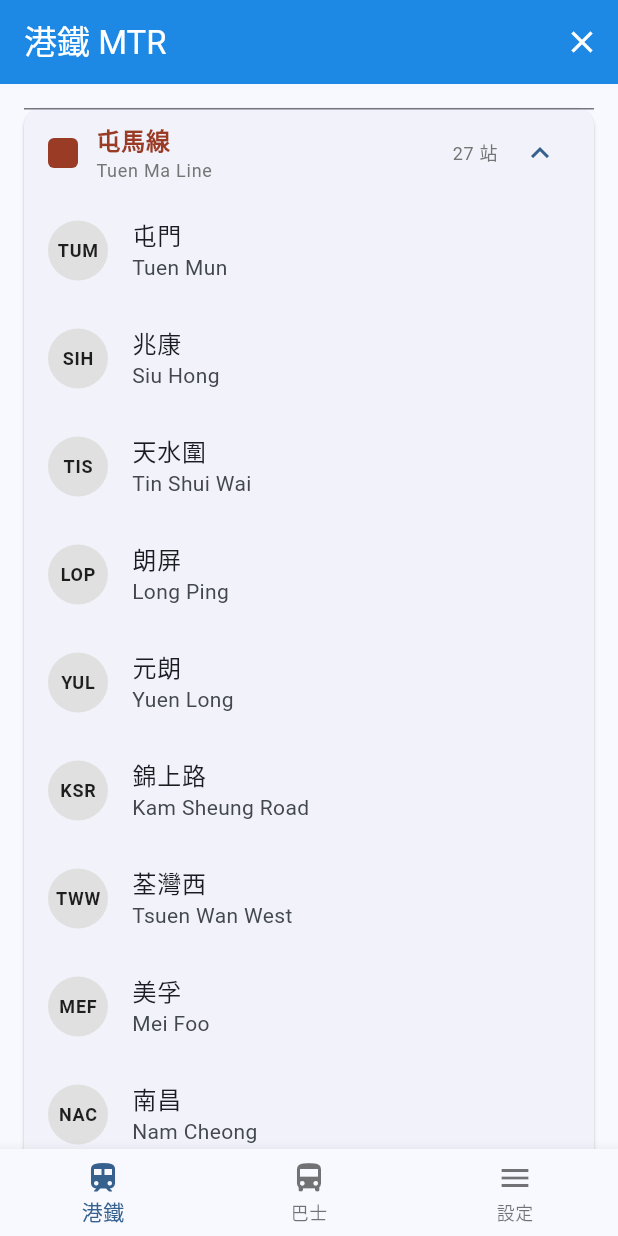
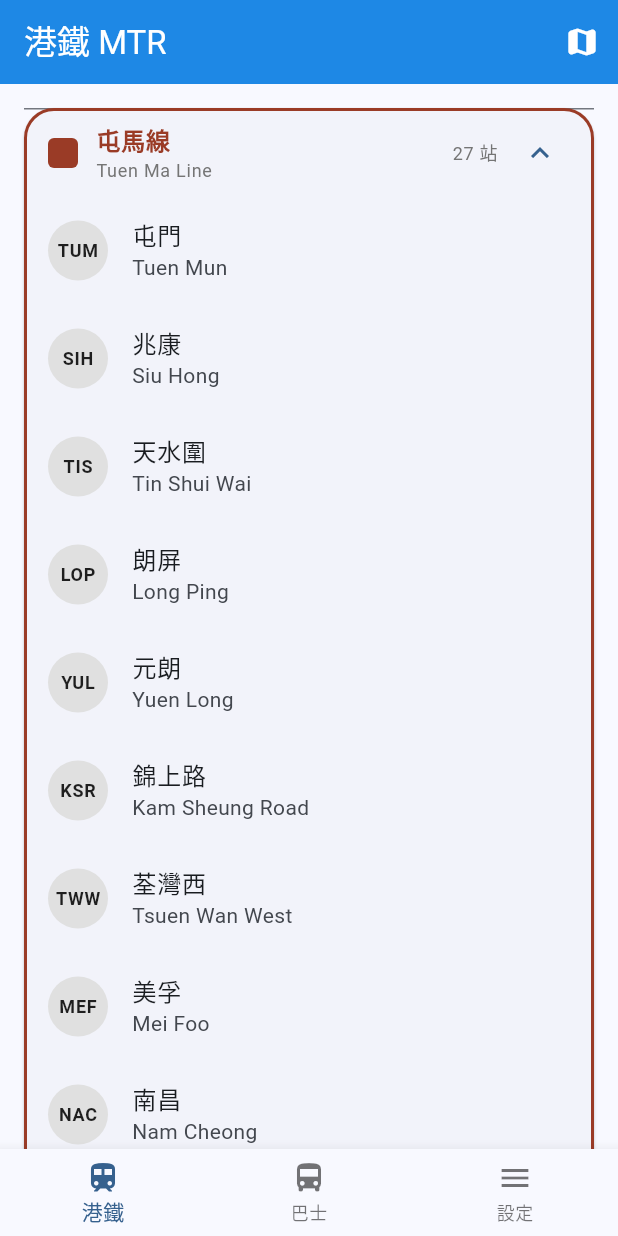
Before and after one commit to rabb17chi/hk_transport_app, a Flutter app: the screen it shows after launch, after a tap on "屯馬線", on a phone screen of 412 x 824 dp. Run offline on Flutter 3.47's test engine with Material 3 defaults, Android fonts, the phone set to English and light mode, and no system bars; our stand-ins replace shared_preferences, vibration; network calls fail.

Commit message:
mtr 優化

```diff
--- a/lib/components/mtr/mtr_list_screen.dart
+++ b/lib/components/mtr/mtr_list_screen.dart
@@ -1,6 +1,8 @@
 import 'package:flutter/material.dart';
 import '../../scripts/mtr/mtr_data.dart';
 import '../../scripts/mtr/mtr_schedule_service.dart';
+import '../../scripts/mtr/mtr_station_order.dart';
+import '../../scripts/vibration_helper.dart';
 import 'mtr_schedule_dialog.dart';
 
 /// MTR 列表式車站選擇界面
@@ -17,7 +19,6 @@
   String? selectedStation;
   String? selectedStationId;
   String? selectedLineCode;
-  String searchQuery = '';
   String? currentLineCode; // 當前選擇的線路代碼
 
   @override
@@ -29,52 +30,24 @@
         foregroundColor: Colors.white,
         actions: [
           IconButton(
-            icon: const Icon(Icons.clear),
-            onPressed: () {
-              setState(() {
-                selectedStation = null;
-                selectedStationId = null;
-                selectedLineCode = null;
-                currentLineCode = null;
-                searchQuery = '';
-              });
+            icon: const Icon(Icons.map_rounded),
+            onPressed: () async {
+              // 觸發中等振動
+              await VibrationHelper.mediumVibrate();
+
+              ScaffoldMessenger.of(context).showSnackBar(
+                const SnackBar(
+                  content: Text('模式切換'),
+                  duration: Duration(seconds: 2),
+                ),
+              );
             },
-            tooltip: '清除選擇',
+            tooltip: '模式切換',
           )
         ],
       ),
       body: Column(
         children: [
-          // 搜索欄
-          // Padding(
-          //   padding: const EdgeInsets.all(16.0),
-          //   child: TextField(
-          //     decoration: const InputDecoration(
-          //       hintText: '搜尋車站...',
-          //       prefixIcon: Icon(Icons.search),
-          //       border: OutlineInputBorder(),
-          //     ),
-          //     onChanged: (value) {
-          //       setState(() {
-          //         searchQuery = value;
-          //       });
-          //     },
-          //   ),
-          // ),
-
-          // 已選擇車站信息
-          // if (selectedStation != null &&
-          //     selectedStationId != null &&
-          //     selectedLineCode != null)
-          //   MTRScheduleWidget(
-          //     lineCode: selectedLineCode!,
-          //     stationId: selectedStationId!,
-          //     stationNameTc: selectedStation!,
-          //     stationNameEn:
-          //         MTRData.mtrStations[selectedStationId!]?['nameEn'] ?? '',
-          //   ),
-
-          // 車站列表
           Expanded(
             child: _buildStationList(),
           ),
@@ -99,8 +72,7 @@
       }
     }
 
-    // 如果沒有搜索查詢，顯示所有線路
-    if (searchQuery.isEmpty) {
+    // 顯示所有線路
     return ListView.builder(
       padding: const EdgeInsets.all(16),
       itemCount: stationsByLine.length,
@@ -111,68 +83,6 @@
         return _buildLineSection(lineCode, stations);
       },
     );
-    } else {
-      // 搜索模式：顯示匹配的車站
-      final matchingStations = MTRData.mtrStations.values
-          .where((station) =>
-              station['nameTc']!.contains(searchQuery) ||
-              station['fullName']!
-                  .toLowerCase()
-                  .contains(searchQuery.toLowerCase()))
-          .toList();
-
-      if (matchingStations.isEmpty) {
-        return const Center(
-          child: Padding(
-            padding: EdgeInsets.all(32),
-            child: Column(
-              mainAxisAlignment: MainAxisAlignment.center,
-              children: [
-                Icon(
-                  Icons.search_off,
-                  size: 64,
-                  color: Colors.grey,
-                ),
-                SizedBox(height: 16),
-                Text(
-                  '找不到匹配的車站',
-                  style: TextStyle(
-                    fontSize: 18,
-                    fontWeight: FontWeight.bold,
-                    color: Colors.grey,
-                  ),
-                ),
-                SizedBox(height: 8),
-                Text(
-                  '請嘗試其他關鍵字',
-                  style: TextStyle(
-                    color: Colors.grey,
-                  ),
-                ),
-              ],
-            ),
-          ),
-        );
-      }
-
-      return ListView.builder(
-        padding: const EdgeInsets.all(16),
-        itemCount: matchingStations.length,
-        itemBuilder: (context, index) {
-          final station = matchingStations[index];
-          // 從車站數據中查找對應的key
-          String? stationKey;
-          for (final entry in MTRData.mtrStations.entries) {
-            if (entry.value == station) {
-              stationKey = entry.key;
-              break;
-            }
-          }
-          return _buildStationTile(
-              station, stationKey ?? '', currentLineCode ?? '');
-        },
-      );
-    }
   }
 
   Widget _buildLineSection(
@@ -186,7 +96,12 @@
 
     return Card(
       margin: const EdgeInsets.only(bottom: 16),
+      shape: RoundedRectangleBorder(
+        borderRadius: BorderRadius.circular(20),
+        side: BorderSide(color: lineColor, width: 2),
+      ),
       child: ExpansionTile(
+        initiallyExpanded: false,
         title: Row(
           children: [
             Container(
@@ -233,7 +148,10 @@
             ),
           ],
         ),
-        onExpansionChanged: (isExpanded) {
+        onExpansionChanged: (isExpanded) async {
+          // 觸發輕微振動
+          await VibrationHelper.lightVibrate();
+
           if (isExpanded) {
             // 當展開線路時，設定當前線路代碼
             setState(() {
@@ -243,12 +161,31 @@
               selectedStationId = null;
               selectedLineCode = null;
             });
-            print('=== 線路選擇 ===');
-            print('$lineCode ($lineNameTc) ($lineNameEn)');
-            print('===============');
+
+            // 輸出所選路線的 lineCode
+            print('=== 選擇線路 ===');
+            print('線路代碼: $lineCode');
+            print('線路名稱: ${lineData?['fullNameTc'] ?? lineCode}');
+            print('================');
+          } else {
+            // 當關閉線路時，清除當前線路代碼
+            setState(() {
+              if (currentLineCode == lineCode) {
+                currentLineCode = null;
+                selectedStation = null;
+                selectedStationId = null;
+                selectedLineCode = null;
+              }
+            });
           }
         },
-        children: stations.map((station) {
+        children: () {
+          // 使用新的排序邏輯
+          final sortedStations =
+              MTRStationOrder.sortStationsByLine(lineCode, stations);
+
+          // 轉換為 Widget
+          return sortedStations.map((station) {
             // 從車站數據中查找對應的key
             String? stationKey;
             for (final entry in MTRData.mtrStations.entries) {
@@ -258,7 +195,8 @@
               }
             }
             return _buildStationTile(station, stationKey ?? '', lineCode);
-        }).toList(),
+          }).toList();
+        }(),
       ),
     );
   }
@@ -302,7 +240,10 @@
               color: _getLineColor(lineCode),
             )
           : null,
-      onTap: () {
+      onTap: () async {
+        // 觸發中等振動
+        await VibrationHelper.mediumVibrate();
+
         _selectStation(stationNameTc, stationKey, lineCode);
       },
     );
@@ -310,15 +251,14 @@
 
   void _selectStation(
       String stationName, String stationId, String lineCode) async {
-    // 檢查是否有選擇的線路
-    if (currentLineCode == null) {
-      ScaffoldMessenger.of(context).showSnackBar(
-        const SnackBar(
-          content: Text('請先選擇線路'),
-          duration: Duration(seconds: 2),
-        ),
-      );
-      return;
+    // 如果沒有選擇的線路，使用傳入的線路代碼
+    var selectedLineCode = currentLineCode ?? lineCode;
+
+    // 更新當前線路代碼
+    if (currentLineCode != lineCode) {
+      setState(() {
+        currentLineCode = lineCode;
+      });
     }
 
     // 獲取完整的車站資料
@@ -327,13 +267,13 @@
     // 打印車站詳細信息
     print('=== 車站選擇信息 ===');
     print('車站ID: $stationId');
-    print('當前線路: $currentLineCode');
+    print('當前線路: $selectedLineCode');
 
     if (stationData != null) {
       // 調用MTR API獲取時刻表
       print('\n=== 調用MTR API ===');
       final response = await MTRScheduleService.getSchedule(
-        lineCode: currentLineCode!,
+        lineCode: selectedLineCode,
         stationId: stationId,
       );
 
@@ -344,7 +284,7 @@
           builder: (context) => MTRScheduleDialog(
             initialResponse: response,
             stationName: stationName,
-            lineCode: currentLineCode!,
+            lineCode: selectedLineCode,
             stationId: stationId,
           ),
         );
@@ -352,7 +292,7 @@
         // 控制台輸出（用於調試）
         print('=== 時刻表數據 ===');
         print('車站: $stationName ($stationId)');
-        print('線路: $currentLineCode');
+        print('線路: $selectedLineCode');
 
         final upTrains = response.getUpTrains();
         final downTrains = response.getDownTrains();
@@ -388,7 +328,7 @@
     setState(() {
       selectedStation = stationName;
       selectedStationId = stationId;
-      selectedLineCode = currentLineCode;
+      selectedLineCode = selectedLineCode;
     });
   }
 
--- a/lib/components/mtr/mtr_schedule_dialog.dart
+++ b/lib/components/mtr/mtr_schedule_dialog.dart
@@ -5,6 +5,7 @@
 import 'package:flutter/material.dart';
 import '../../scripts/mtr/mtr_schedule_service.dart';
 import '../../scripts/mtr/mtr_data.dart';
+import '../../scripts/vibration_helper.dart';
 
 class MTRScheduleDialog extends StatefulWidget {
   final MTRScheduleResponse initialResponse;
@@ -192,13 +193,19 @@
       ),
       actions: [
         TextButton(
-          onPressed: () => Navigator.of(context).pop(),
+          onPressed: () async {
+            // 觸發中等振動
+            await VibrationHelper.mediumVibrate();
+            Navigator.of(context).pop();
+          },
           child: const Text('關閉'),
         ),
         ElevatedButton(
           onPressed: isLoading
               ? null
-              : () {
+              : () async {
+                  // 觸發中等振動
+                  await VibrationHelper.mediumVibrate();
                   updateByRefresh();
                 },
           child: isLoading
--- /dev/null
+++ b/lib/scripts/mtr/mtr_station_order.dart
@@ -0,0 +1,141 @@
+/// MTR 車站排序規則
+///
+/// 定義各線路車站的顯示順序，按照實際的上下行方向排列
+
+class MTRStationOrder {
+  /// 獲取車站排序順序
+  static int getStationOrder(String lineCode, Map<String, dynamic> station) {
+    final stationNameTc = station['nameTc'] as String;
+
+    // 荃灣線 TWL 車站順序
+    if (lineCode == 'TWL') {
+      const twlOrder = [
+        '荃灣',
+        '大窩口',
+        '葵興',
+        '葵芳',
+        '荔景',
+        '美孚',
+        '茘枝角', // 修正：使用正確的字符
+        '長沙灣',
+        '深水埗',
+        '太子',
+        '旺角',
+        '油麻地',
+        '佐敦',
+        '尖沙咀',
+        '金鐘',
+        '中環'
+      ];
+      final index = twlOrder.indexOf(stationNameTc);
+      return index == -1 ? 999 : index; // 未找到的車站排在最後
+    }
+
+    // 東涌線 TCL 車站順序
+    if (lineCode == 'TCL') {
+      const tclOrder = ['東涌', '欣澳', '青衣', '荔景', '南昌', '奧運', '九龍', '香港'];
+      final index = tclOrder.indexOf(stationNameTc);
+      return index == -1 ? 999 : index; // 未找到的車站排在最後
+    }
+
+    // 東鐵線 EAL 車站順序
+    if (lineCode == 'EAL') {
+      const ealOrder = [
+        '羅湖',
+        '落馬洲',
+        '上水',
+        '粉嶺',
+        '太和',
+        '大埔墟',
+        '大學',
+        '馬場',
+        '火炭',
+        '沙田',
+        '大圍',
+        '九龍塘',
+        '旺角東',
+        '紅磡',
+        '會展',
+        '金鐘'
+      ];
+      final index = ealOrder.indexOf(stationNameTc);
+      return index == -1 ? 999 : index; // 未找到的車站排在最後
+    }
+
+    // 觀塘線 KTL 車站順序
+    if (lineCode == 'KTL') {
+      const ktlOrder = [
+        '調景嶺',
+        '油塘',
+        '藍田',
+        '觀塘',
+        '牛頭角',
+        '九龍灣',
+        '彩虹',
+        '鑽石山',
+        '黃大仙',
+        '樂富',
+        '九龍塘',
+        '石硤尾',
+        '太子',
+        '旺角',
+        '油麻地',
+        '何文田',
+        '黃埔'
+      ];
+      final index = ktlOrder.indexOf(stationNameTc);
+      return index == -1 ? 999 : index; // 未找到的車站排在最後
+    }
+
+    // 港島線 ISL 車站順序
+    if (lineCode == 'ISL') {
+      const islOrder = [
+        '堅尼地城',
+        '香港大學',
+        '西營盤',
+        '上環',
+        '中環',
+        '金鐘',
+        '灣仔',
+        '銅鑼灣',
+        '天后',
+        '炮台山',
+        '北角',
+        '鰂魚涌',
+        '太古',
+        '西灣河',
+        '筲箕灣',
+        '杏花邨',
+        '柴灣'
+      ];
+      final index = islOrder.indexOf(stationNameTc);
+      return index == -1 ? 999 : index; // 未找到的車站排在最後
+    }
+
+    // 機場快線 AEL 車站順序
+    if (lineCode == 'AEL') {
+      const aelOrder = ['博覽館', '機場', '青衣', '九龍', '香港'];
+      final index = aelOrder.indexOf(stationNameTc);
+      return index == -1 ? 999 : index; // 未找到的車站排在最後
+    }
+
+    // 南港島線 SIL 車站順序
+    if (lineCode == 'SIL') {
+      const silOrder = ['金鐘', '海洋公園', '黃竹坑', '利東', '海怡半島'];
+      final index = silOrder.indexOf(stationNameTc);
+      return index == -1 ? 999 : index; // 未找到的車站排在最後
+    }
+
+    // 其他線路暫時按中文名稱排序
+    return 0;
+  }
+
+  /// 對車站列表進行排序
+  static List<Map<String, dynamic>> sortStationsByLine(
+      String lineCode, List<Map<String, dynamic>> stations) {
+    final sortedStations = List<Map<String, dynamic>>.from(stations);
+    sortedStations.sort((a, b) =>
+        getStationOrder(lineCode, a).compareTo(getStationOrder(lineCode, b)));
+    return sortedStations;
+  }
+}
--- /dev/null
+++ b/lib/scripts/vibration_helper.dart
@@ -0,0 +1,85 @@
+/// 振動功能助手
+///
+/// 提供統一的振動功能，支持三個等級的振動強度
+/// 減少代碼重複並提供一致的用戶體驗
+
+import 'package:vibration/vibration.dart';
+
+/// 振動等級枚舉
+enum VibrationLevel {
+  light, // 輕微振動 - 30ms
+  medium, // 中等振動 - 50ms
+  strong, // 強烈振動 - 80ms
+}
+
+class VibrationHelper {
+  /// 振動時長映射
+  static final Map<VibrationLevel, int> _vibrationDurations = {
+    VibrationLevel.light: 30,
+    VibrationLevel.medium: 50,
+    VibrationLevel.strong: 80,
+  };
+
+  /// 觸發振動
+  ///
+  /// [level] 振動等級，默認為中等
+  /// [customDuration] 自定義振動時長（毫秒），如果提供則忽略 level
+  static Future<void> vibrate({
+    VibrationLevel level = VibrationLevel.medium,
+    int? customDuration,
+  }) async {
+    try {
+      // 檢查設備是否支持振動
+      if (await Vibration.hasVibrator() == true) {
+        // 使用自定義時長或根據等級獲取時長
+        final duration = customDuration ?? _vibrationDurations[level]!;
+
+        // 觸發振動
+        await Vibration.vibrate(duration: duration);
+
+        // 調試輸出
+        print('振動觸發: ${level.name} (${duration}ms)');
+      } else {
+        print('設備不支持振動功能');
+      }
+    } catch (e) {
+      print('振動功能錯誤: $e');
+    }
+  }
+
+  /// 輕微振動 (30ms)
+  /// 適用於：線路展開/收縮、輕微操作
+  static Future<void> lightVibrate() async {
+    await vibrate(level: VibrationLevel.light);
+  }
+
+  /// 中等振動 (50ms)
+  /// 適用於：按鈕點擊、車站選擇、一般操作
+  static Future<void> mediumVibrate() async {
+    await vibrate(level: VibrationLevel.medium);
+  }
+
+  /// 強烈振動 (80ms)
+  /// 適用於：重要操作、錯誤提示、確認操作
+  static Future<void> strongVibrate() async {
+    await vibrate(level: VibrationLevel.strong);
+  }
+
+  /// 自定義振動
+  ///
+  /// [duration] 振動時長（毫秒）
+  static Future<void> customVibrate(int duration) async {
+    await vibrate(customDuration: duration);
+  }
+
+  /// 檢查設備是否支持振動
+  static Future<bool> hasVibrator() async {
+    try {
+      final result = await Vibration.hasVibrator();
+      return result == true;
+    } catch (e) {
+      print('檢查振動功能錯誤: $e');
+      return false;
+    }
+  }
+}
--- a/pubspec.yaml
+++ b/pubspec.yaml
@@ -45,6 +45,9 @@
 
   # SVG rendering for MTR map
   flutter_svg: ^2.0.9
+
+  # Vibration feedback for buttons
+  vibration: ^3.1.3
 
 dev_dependencies:
   flutter_test:
```
Also changed, not shown: pubspec.lock, 1 other file. Lines whose indentation alone changed are shown as unchanged.
